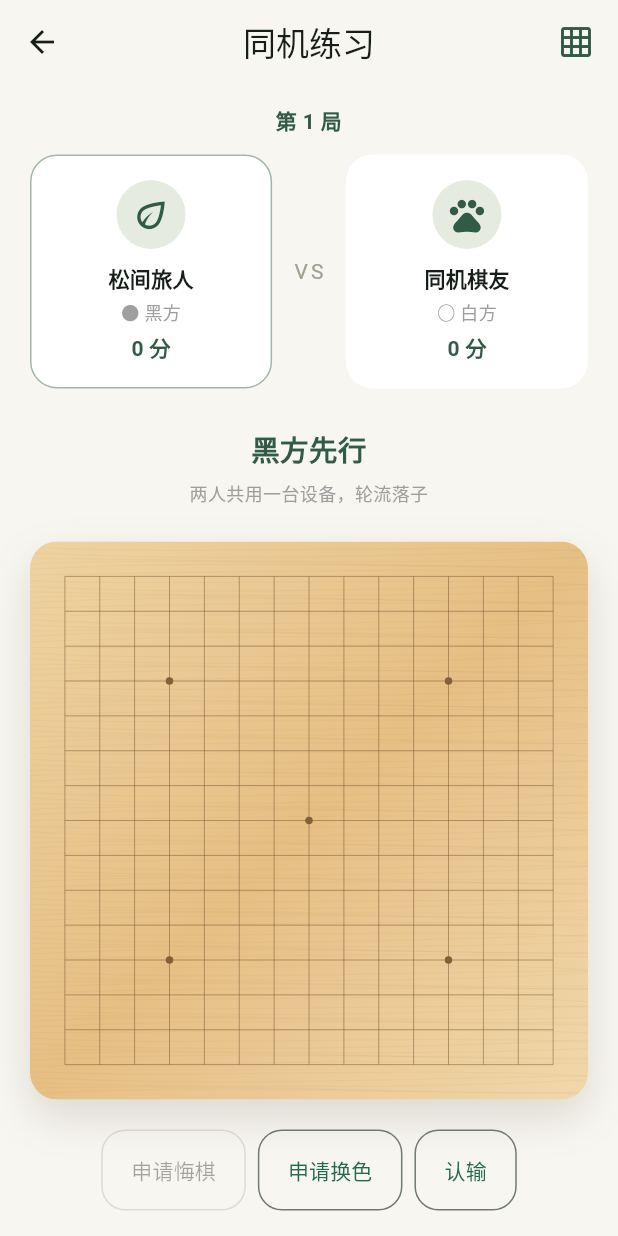
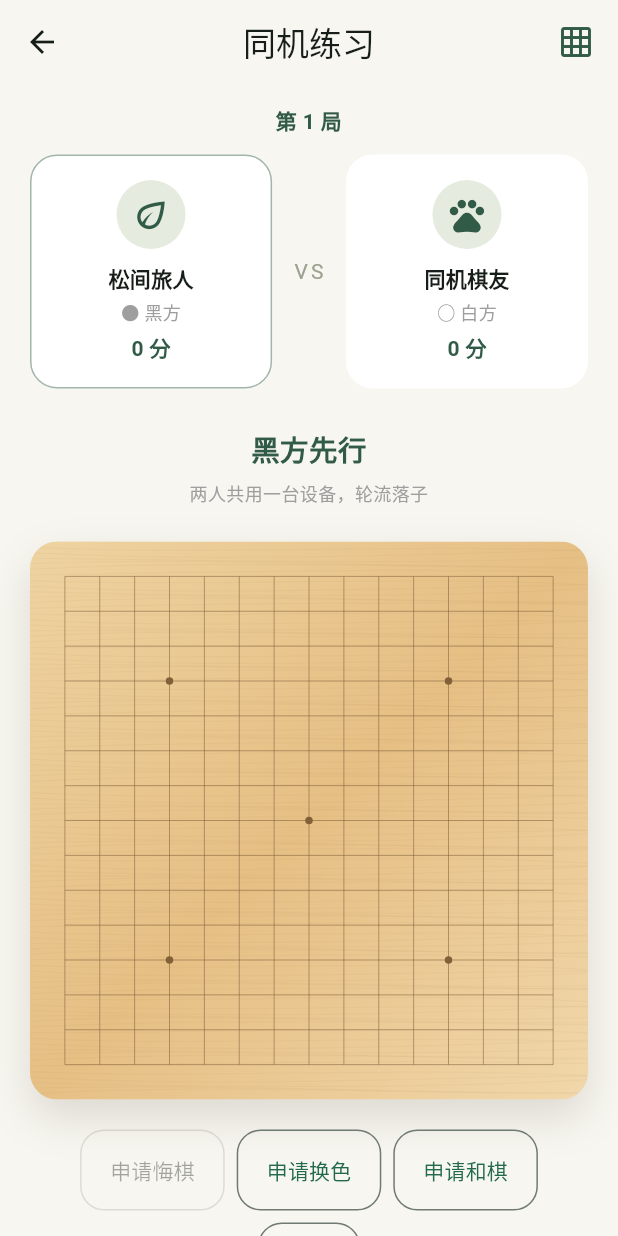
Before and after one commit to fushen1024/five-in-a-row, a Flutter app: the screen it shows after launch, after a tap on "同机练习", on a phone screen of 412 x 824 dp. Run offline on Flutter 3.47's test engine with Material 3 defaults, Android fonts, the phone set to English and light mode, and no system bars; our stand-ins replace image_picker, shared_preferences; missing offline and left inert: universal_ble; accounts and stored records are empty.

Commit message:
Release 2.0.1: add consensual draws and half-point scoring

```diff
--- a/lib/domain/game.dart
+++ b/lib/domain/game.dart
@@ -5,9 +5,14 @@ class Game {
   List<(int, int)> get moves => List.unmodifiable(_moves);
   List<(int, int)> winningCells = [];
   int winner = 0;
+  bool draw = false;
   int get turn => _moves.length.isEven ? 1 : 2;
-  bool get finished => winner != 0 || _moves.length == size * size;
+  bool get finished => winner != 0 || draw || _moves.length == size * size;
   int at(int x, int y) => _board[y * size + x];
+
+  void finishDraw() {
+    if (!finished) draw = true;
+  }
 
   void place(int x, int y, int stone) {
     if (finished ||
--- a/lib/domain/room.dart
+++ b/lib/domain/room.dart
@@ -25,6 +25,7 @@ class Room {
       'undo' => !game.finished && _undoIndex(actor) >= 0,
       'swap' => !game.finished && !_openingClosed && stoneFor(actor) == 2,
       'rematch' => game.finished,
+      'draw' => !game.finished,
       _ => false,
     };
   }
@@ -63,6 +64,9 @@ class Room {
               resigned = false;
               _openingClosed = false;
               roundNumber++;
+            case 'draw':
+              game.finishDraw();
+              _score();
           }
         }
         proposal = null;
--- a/lib/main.dart
+++ b/lib/main.dart
@@ -642,6 +642,7 @@ class _MatchPageState extends State<MatchPage> with WidgetsBindingObserver {
   String requestName(String kind) => switch (kind) {
     'undo' => '悔棋',
     'swap' => '换色',
+    'draw' => '和棋',
     _ => '再来一局',
   };
 
@@ -687,6 +688,7 @@ class _MatchPageState extends State<MatchPage> with WidgetsBindingObserver {
         content: Text(switch (kind) {
           'swap' => '请将设备交给对方确认。双方同意后交换黑白。',
           'undo' => '请将设备交给对方确认。双方同意后退至申请人上次落子前。',
+          'draw' => '请将设备交给对方确认。双方同意后本局和棋，双方各得 0.5 分。',
           _ => '请双方确认是否再来一局。比分保留，新一局随机执黑。',
         }),
         actions: [
@@ -942,6 +944,12 @@ class _MatchPageState extends State<MatchPage> with WidgetsBindingObserver {
                         child: const Text('申请换色'),
                       ),
                       OutlinedButton(
+                        onPressed: canRequest('draw')
+                            ? () => request('draw')
+                            : null,
+                        child: const Text('申请和棋'),
+                      ),
+                      OutlinedButton(
                         onPressed:
                             canAct && room.proposal == null && !game.finished
                             ? resign
@@ -952,13 +960,15 @@ class _MatchPageState extends State<MatchPage> with WidgetsBindingObserver {
                   ),
                   const SizedBox(height: 16),
                   Row(
-                    mainAxisAlignment: MainAxisAlignment.spaceBetween,
                     children: [
-                      const Text(
-                        '自由规则 · 连成五子即胜',
-                        style: TextStyle(
-                          fontSize: 12,
-                          color: Color(0xFF7F8778),
+                      const Expanded(
+                        child: Text(
+                          '自由规则 · 连成五子即胜 · 和棋需双方同意',
+                          overflow: TextOverflow.ellipsis,
+                          style: TextStyle(
+                            fontSize: 12,
+                            color: Color(0xFF7F8778),
+                          ),
                         ),
                       ),
                       Text(
@@ -1057,6 +1067,7 @@ class _MatchPageState extends State<MatchPage> with WidgetsBindingObserver {
           Text(switch (proposal.kind) {
             'undo' => '同意后退至申请人上次落子前。',
             'swap' => '同意后交换黑白，比分仍属于原玩家。',
+            'draw' => '同意后本局和棋，双方各得 0.5 分。',
             _ => '同意后保留比分，再开一局，随机执黑。',
           }, textAlign: TextAlign.center),
           if (!mine)
--- a/lib/session.dart
+++ b/lib/session.dart
@@ -63,7 +63,7 @@ class GameSession extends ChangeNotifier {
 
   Future<void> hello() async {
     deadline();
-    await emit('hello', {'profile': profile.toJson()});
+    await emit('hello', {'profile': profile.toJson(), 'draw': true});
   }
 
   void _waitAck() {
@@ -87,6 +87,7 @@ class GameSession extends ChangeNotifier {
       _lastSeen = DateTime.now();
       switch (m['type']) {
         case 'hello':
+          if (m['draw'] != true) throw const FormatException('请升级至 2.0.1');
           if (!host || remote != null) throw const FormatException('重复握手');
           remote = Profile.fromJson(m['profile']);
           round =
@@ -97,8 +98,10 @@ class GameSession extends ChangeNotifier {
             'round': round,
             'hostBlack': room.hostBlack,
             'profile': profile.toJson(),
+            'draw': true,
           });
         case 'welcome':
+          if (m['draw'] != true) throw const FormatException('请升级至 2.0.1');
           if (host ||
               remote != null ||
               m['round'] is! String ||
@@ -174,7 +177,7 @@ class GameSession extends ChangeNotifier {
       }
       changed();
     } catch (_) {
-      fail('对局数据异常或版本不兼容，请确认双方均已升级到 2.0 后重新连接');
+      fail('对局数据异常或版本不兼容，请确认双方均已升级到 2.0.1 后重新连接');
     }
   }
 
--- a/pubspec.yaml
+++ b/pubspec.yaml
@@ -1,7 +1,7 @@
 name: pine_gomoku
 description: 松间五子棋，Android 与 iOS 蓝牙离线对弈。
 publish_to: none
-version: 2.0.0+2
+version: 2.0.1+3
 environment:
   sdk: '>=3.10.0 <4.0.0'
 dependencies:
```
Also changed, not shown: 7 other files.
